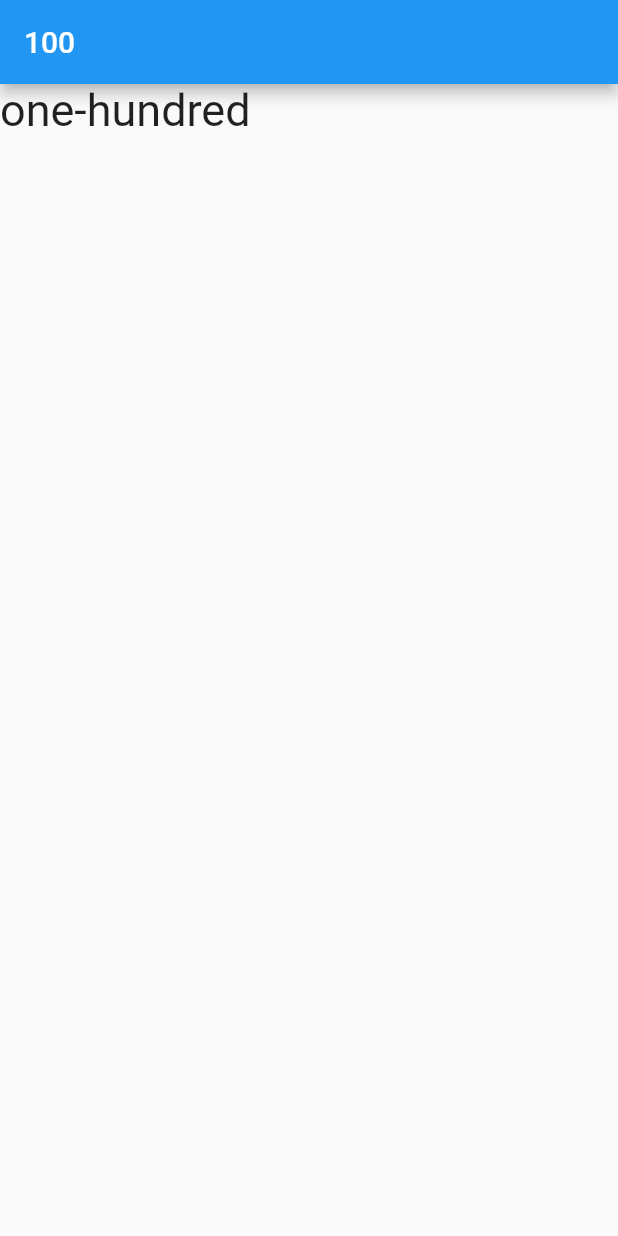
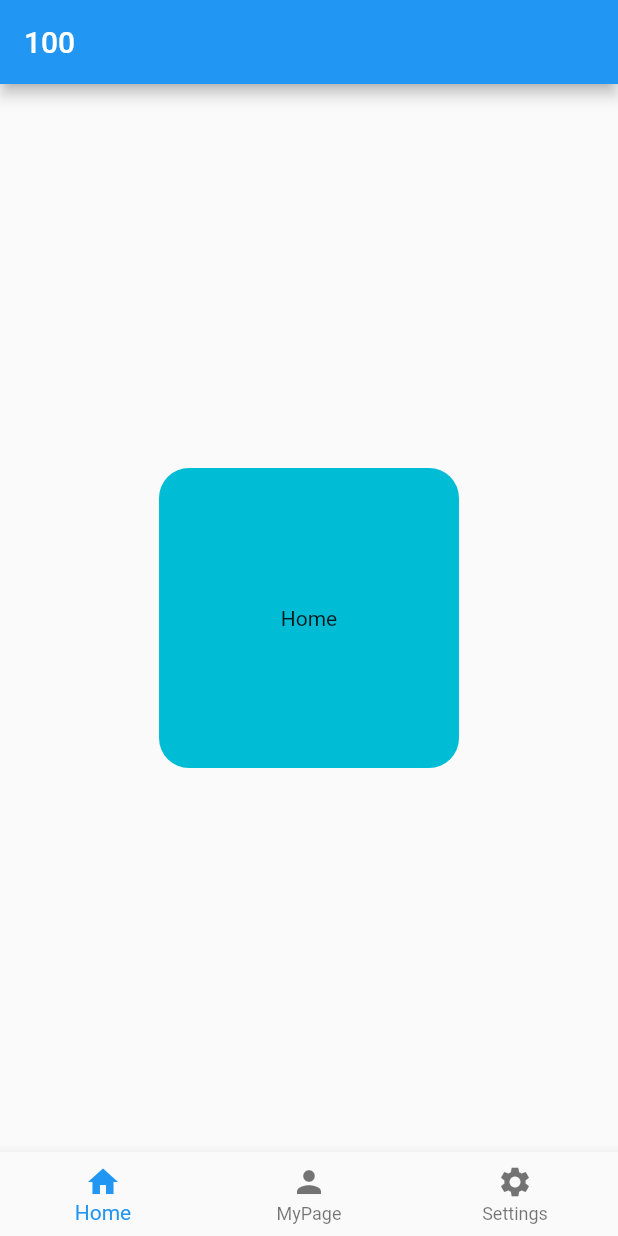
Before and after one commit to SI-Monxy/100, a Flutter app: the screen it shows after launch, on a phone screen of 412 x 824 dp. Run offline on Flutter 3.47's test engine with Material 2 defaults, Android fonts, the phone set to English and light mode, and no system bars.

Commit message:
make under-bar

```diff
--- a/lib/main.dart
+++ b/lib/main.dart
@@ -2,20 +2,84 @@ import 'package:flutter/material.dart';
 
 void main() => runApp(MyApp());
 
+class MyApp extends StatelessWidget {
+  static const String _title = 'Flutter Code Sample';
 
-class MyApp extends StatelessWidget {
   @override
   Widget build(BuildContext context) {
     return MaterialApp(
-      title: 'Flutter Demo',
-      home: Scaffold(
-        appBar: AppBar(
-          title: Text('100'),
-        ),
-        body: Text(
-          'one-hundred',
-          style: TextStyle(
-            fontSize: 30,
+      title: _title,
+      home: HomePage(),
+    );
+  }
+}
+
+class HomePage extends StatefulWidget {
+  @override
+  _HomePageState createState() => _HomePageState();
+}
+
+class _HomePageState extends State<HomePage> {
+  // 表示中の Widget を取り出すための index としての int 型の mutable な stored property
+  int _selectedIndex = 0;
+
+  // 表示する Widget の一覧
+  static List<Widget> _pageList = [
+    CustomPage(pannelColor: Colors.cyan, title: 'Home'),
+    CustomPage(pannelColor: Colors.green, title: 'Settings'),
+    CustomPage(pannelColor: Colors.pink, title: 'Search')
+  ];
+
+  @override
+  Widget build(BuildContext context) {
+    return Scaffold(
+      appBar: AppBar(
+        title: const Text('100'),
+      ),
+      body: _pageList[_selectedIndex],
+      bottomNavigationBar: BottomNavigationBar(
+        items: const <BottomNavigationBarItem>[
+          BottomNavigationBarItem(
+            icon: Icon(Icons.home),
+            title: Text('Home'),
+          ),
+          BottomNavigationBarItem(
+            icon: Icon(Icons.person),
+            title: Text('MyPage'),
+          ),
+          BottomNavigationBarItem(
+            icon: Icon(Icons.settings),
+            title: Text('Settings'),
+          ),
+        ],
+        currentIndex: _selectedIndex,
+
+      ),
+    );
+  }
+}
+
+class CustomPage extends StatelessWidget {
+  final Color pannelColor;
+  final String title;
+
+  CustomPage({required this.pannelColor, required this.title});
+
+  @override
+  Widget build(BuildContext context) {
+    final titleTextStyle = Theme.of(context).textTheme.title;
+    return Container(
+      child: Center(
+        child: Container(
+          width: 200,
+          height: 200,
+          decoration: BoxDecoration(
+              color: pannelColor,
+              borderRadius: BorderRadius.all(Radius.circular(20.0))),
+          child: Center(
+            child: Text(
+              title,
+            ),
           ),
         ),
       ),
```
Also changed, not shown: lib/presentation/timeline/timeline_model.dart (added), lib/presentation/timeline/timeline_page.dart (added), 1 other file.
